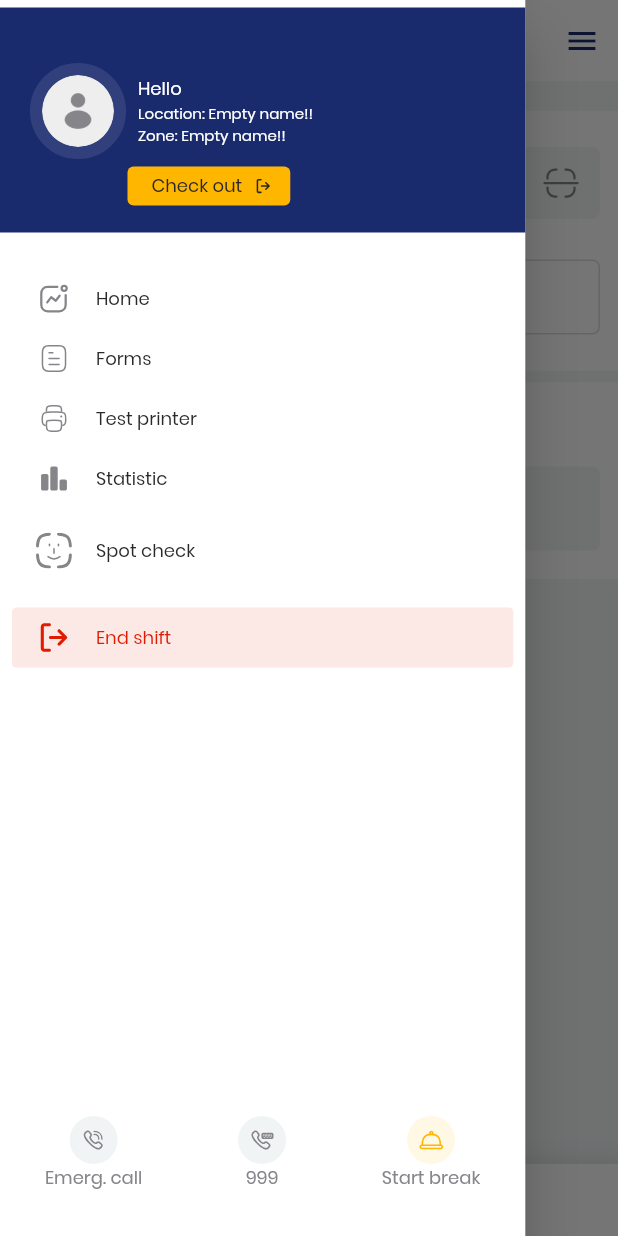
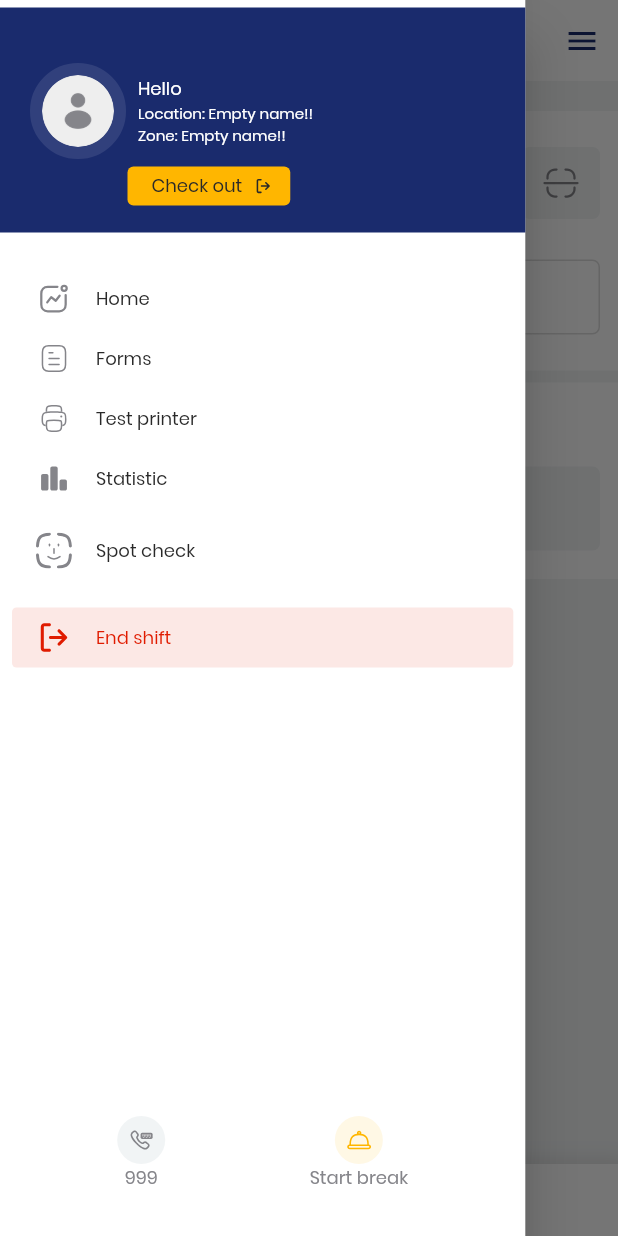
Before and after one commit to Bang-ukpc/refactor-iTicket, a Flutter app: the AddFirstSeenScreen screen opened by its route, with the side drawer open, on a phone screen of 412 x 824 dp. Run offline on Flutter 3.47's test engine with Material 2 defaults, Android fonts, the light colour scheme and no system bars; drawn by our look-alikes of cached_network_image; our stand-ins replace camera, carousel_slider, connectivity_plus, dio, dropdown_search, flutter_blue_plus and 11 more; missing offline and left inert: aad_oauth, anyline_plugin, esc_pos_utils, flutter_background_service, flutter_background_service_android, flutter_polyline_points and 1 more; accounts and stored records are empty; network calls fail; project files that could hold a hidden picture were left out.

Commit message:
WRDN-190 Hide Emerg. call

```diff
--- a/lib/screens/connecting-status/background_service_config.dart
+++ b/lib/screens/connecting-status/background_service_config.dart
@@ -126,7 +126,7 @@ void onStart(ServiceInstance service) async {
     service.stopSelf();
   });
 
-  Timer.periodic(const Duration(seconds: 5), (timer) async {
+  Timer.periodic(const Duration(minutes: 5), (timer) async {
     if (service is AndroidServiceInstance) {
       if (await service.isForegroundService()) {
         flutterLocalNotificationsPlugin.show(
--- a/lib/widgets/drawer/app_drawer.dart
+++ b/lib/widgets/drawer/app_drawer.dart
@@ -238,23 +238,23 @@ class _MyDrawerState extends State<MyDrawer> {
     }
 
     List<NavItemMenu> navItem = [
-      NavItemMenu(
-        title: 'Emerg. call',
-        icon: SvgPicture.asset(
-          'assets/svg/IconCall2.svg',
-        ),
-        route: HomeOverview.routeName,
-        background: ColorTheme.grey200,
-        check: null,
-        setCheck: () async {
-          final call = Uri.parse('tel:0981832226');
-          if (await canLaunchUrl(call)) {
-            launchUrl(call);
-          } else {
-            throw 'Could not launch $call';
-          }
-        },
-      ),
+      // NavItemMenu(
+      //   title: 'Emerg. call',
+      //   icon: SvgPicture.asset(
+      //     'assets/svg/IconCall2.svg',
+      //   ),
+      //   route: HomeOverview.routeName,
+      //   background: ColorTheme.grey200,
+      //   check: null,
+      //   setCheck: () async {
+      //     final call = Uri.parse('tel:0981832226');
+      //     if (await canLaunchUrl(call)) {
+      //       launchUrl(call);
+      //     } else {
+      //       throw 'Could not launch $call';
+      //     }
+      //   },
+      // ),
       NavItemMenu(
         title: '999',
         icon: SvgPicture.asset('assets/svg/IconCall3.svg'),
@@ -364,7 +364,7 @@ class _MyDrawerState extends State<MyDrawer> {
                     vertical: 30,
                   ),
                   child: Row(
-                    mainAxisAlignment: MainAxisAlignment.spaceBetween,
+                    mainAxisAlignment: MainAxisAlignment.spaceAround,
                     children: getListNav(),
                   ),
                 ),
```
